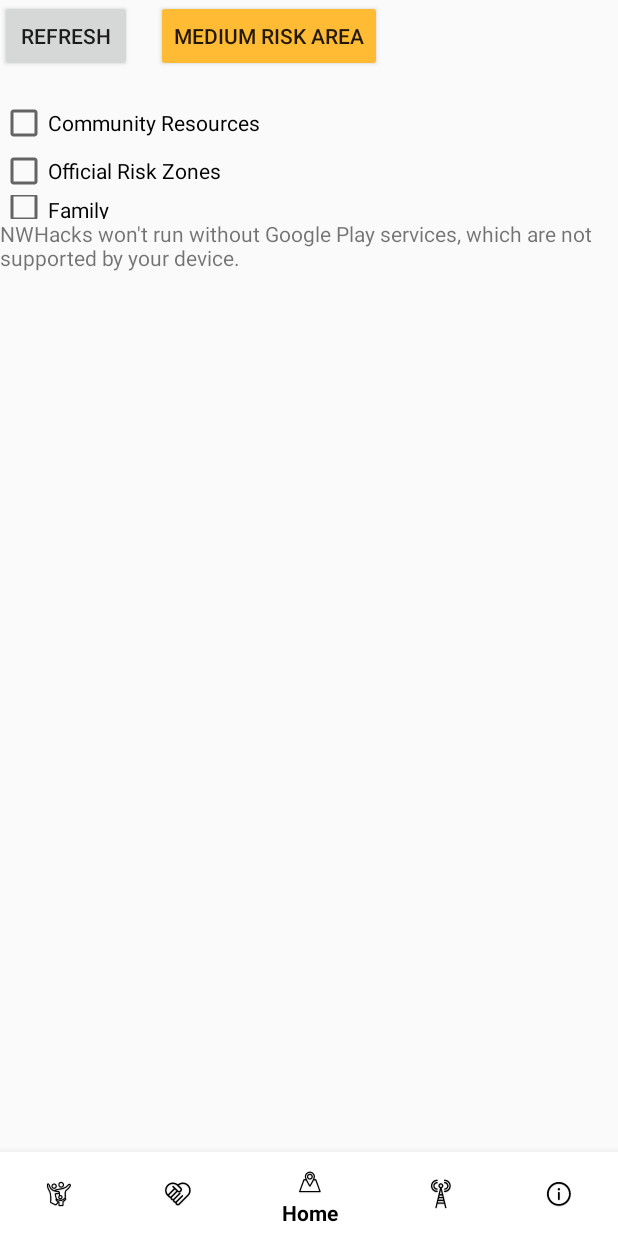
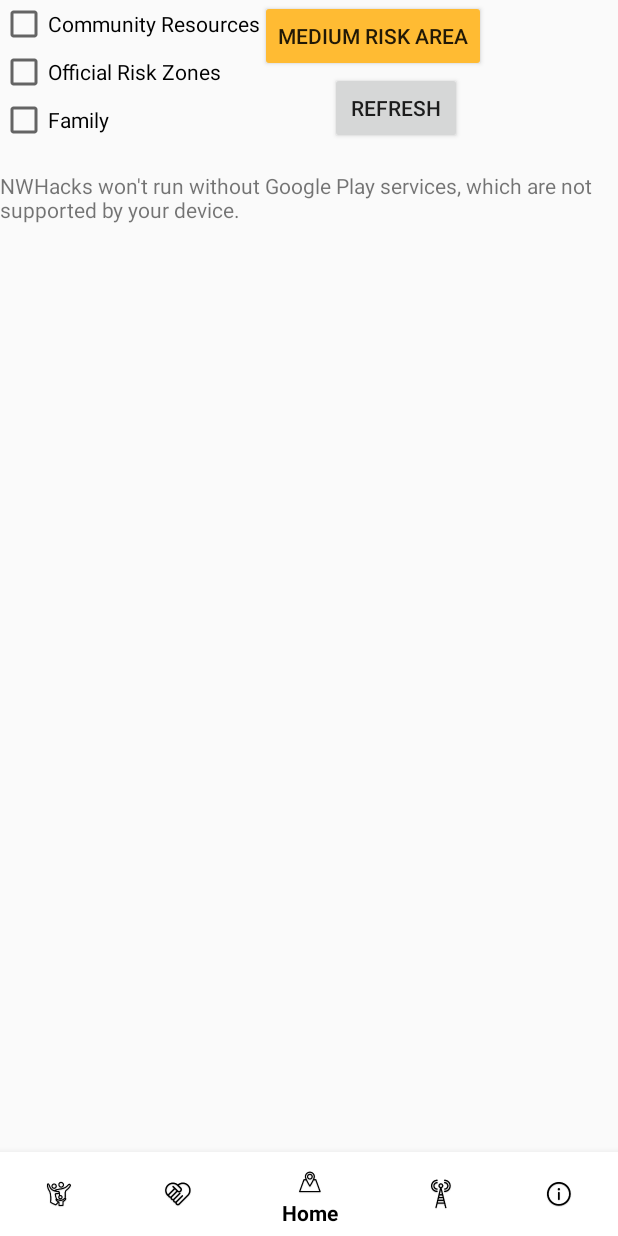
Before and after one commit to juliarosenrauch/nwhacks2020, an Android app: the screen it shows after launch (HomeTabbedContainerActivity), on a phone screen of 412 x 824 dp. Run offline under Robolectric (Android 15) with nearby library versions, the phone set to English and light mode, and no system bars.

Commit message:
Made checkmarks/buttons smaller at top of map

```diff
--- a/NWHacks-Android/app/src/main/res/layout/fragment_home_maps.xml
+++ b/NWHacks-Android/app/src/main/res/layout/fragment_home_maps.xml
@@ -10,40 +10,12 @@
         android:id="@+id/map_top_linearlayout"
         android:layout_width="0dp"
         android:layout_height="wrap_content"
-        android:orientation="vertical"
         app:layout_constraintEnd_toEndOf="parent"
         app:layout_constraintStart_toStartOf="parent"
         app:layout_constraintTop_toTopOf="parent">
 
         <LinearLayout
-            android:layout_width="match_parent"
-            android:layout_height="wrap_content"
-            android:orientation="horizontal">
-
-            <Button
-                android:id="@+id/map_refresh_btn"
-                android:layout_width="wrap_content"
-                android:layout_height="wrap_content"
-                android:layout_marginEnd="16dp"
-                android:layout_marginBottom="18dp"
-                android:text="Refresh" />
-
-            <Button
-                android:id="@+id/button"
-                android:layout_width="wrap_content"
-                android:layout_height="wrap_content"
-                android:backgroundTint="@android:color/holo_orange_light"
-                android:text="Medium Risk Area" />
-
-            <Space
-                android:layout_width="90dp"
-                android:layout_height="37dp"
-                android:layout_weight=".5" />
-
-        </LinearLayout>
-
-        <LinearLayout
-            android:layout_width="match_parent"
+            android:layout_width="wrap_content"
             android:layout_height="match_parent"
             android:orientation="horizontal">
 
@@ -70,7 +42,7 @@
 
                 <CheckBox
                     android:id="@+id/checkBox"
-                    android:layout_width="wrap_content"
+                    android:layout_width="match_parent"
                     android:layout_height="wrap_content"
                     android:foregroundGravity="top"
                     android:text="Family"
@@ -78,13 +50,32 @@
 
                 <Space
                     android:layout_width="match_parent"
-                    android:layout_height="80dp"
-                    android:layout_weight="1" />
+                    android:layout_height="10dp" />
             </LinearLayout>
 
-            <Space
-                android:layout_width="match_parent"
-                android:layout_height="80dp" />
+        </LinearLayout>
+
+        <LinearLayout
+            android:layout_width="wrap_content"
+            android:layout_height="wrap_content"
+            android:layout_marginRight="0dp"
+            android:gravity="right"
+            android:orientation="vertical">
+
+            <Button
+                android:id="@+id/button"
+                android:layout_width="wrap_content"
+                android:layout_height="wrap_content"
+                android:backgroundTint="@android:color/holo_orange_light"
+                android:text="Medium Risk Area" />
+
+            <Button
+                android:id="@+id/map_refresh_btn"
+                android:layout_width="wrap_content"
+                android:layout_height="wrap_content"
+                android:layout_marginEnd="16dp"
+                android:layout_marginBottom="18dp"
+                android:text="Refresh" />
 
         </LinearLayout>
 
```
